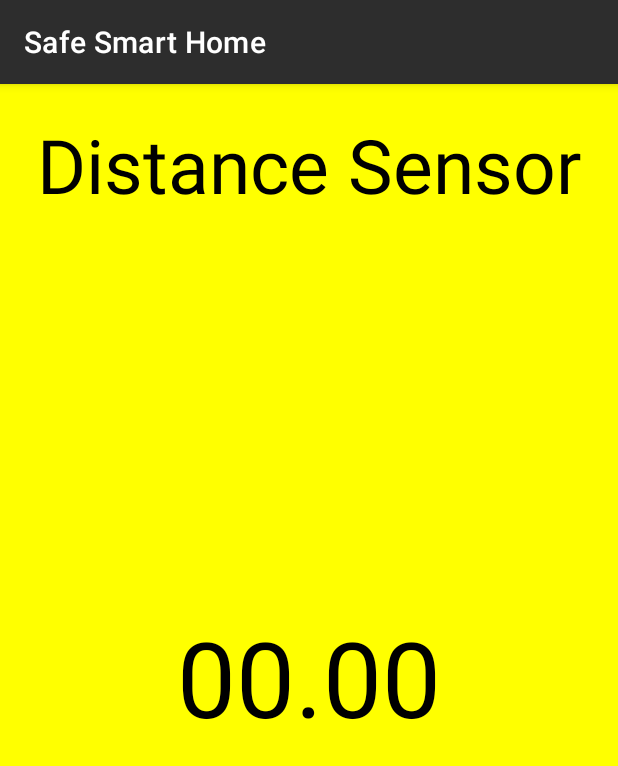
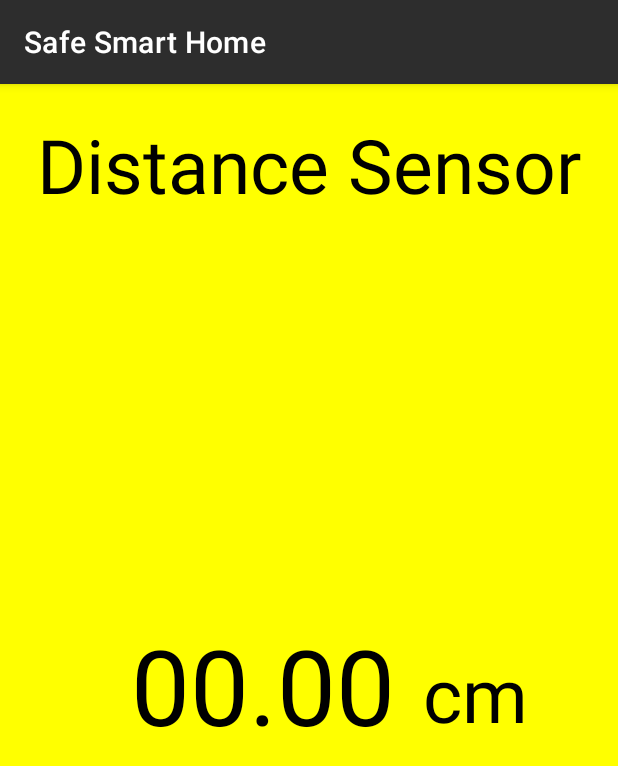
Before and after one commit to ETS-Android5/SAFESMARTHOME, an Android app: the DistanceSensor screen opened directly, with no data from a screen before it, on a phone screen of 412 x 824 dp. Shown: the top 766 px of the screen. Run offline under Robolectric (Android 15) with nearby library versions, the phone set to English and light mode, and no system bars; our stand-ins replace Firebase (no records; nobody signed in at launch, a user with empty details on screens opened directly); Roboto replaces fonts that are not available here.

Commit message:
Added units to distance, temperature, and pressure.

```diff
--- a/SMARTHOME/src/main/java/ca/team/safe/smart/home/it/safe/smart/home/ui/main/Pressure_Temp.java
+++ b/SMARTHOME/src/main/java/ca/team/safe/smart/home/it/safe/smart/home/ui/main/Pressure_Temp.java
@@ -53,7 +53,7 @@ public class Pressure_Temp  extends AppCompatActivity {
                 for(DataSnapshot postSnapshot : snapshot.getChildren()) {
                     //get value one by one in "value" variable
                   //  value=String.valueOf(postSnapshot.getValue());
-                    valu=""+String.valueOf(postSnapshot.getValue());
+                    valu=""+String.valueOf(postSnapshot.getValue())+" °C";
                    //value=value+" , Pressure = "+postSnapshot.getValue();
 
                     if (!valu.contains("null"))
@@ -101,7 +101,7 @@ public class Pressure_Temp  extends AppCompatActivity {
                 for(DataSnapshot postSnapshot : snapshot.getChildren()) {
                     //get value one by one in "value" variable
                     //  value=String.valueOf(postSnapshot.getValue());
-                    value=""+String.valueOf(postSnapshot.getValue());
+                    value=""+String.valueOf(postSnapshot.getValue())+" hPa";
                    // value=value+" , Pressure = "+postSnapshot.getValue();
 
                     if (!value.contains("null"))
--- a/SMARTHOME/src/main/res/layout/activity_distance_sensor.xml
+++ b/SMARTHOME/src/main/res/layout/activity_distance_sensor.xml
@@ -14,13 +14,14 @@
         android:layout_width="wrap_content"
         android:layout_height="wrap_content"
         android:text="00.00"
+        android:textColor="@color/black"
         android:textSize="70dp"
-        android:textColor="@color/black"
         app:layout_constraintBottom_toBottomOf="parent"
         app:layout_constraintEnd_toEndOf="parent"
+        app:layout_constraintHorizontal_bias="0.344"
         app:layout_constraintStart_toStartOf="parent"
         app:layout_constraintTop_toTopOf="parent"
-        app:layout_constraintVertical_bias="0.518" />
+        app:layout_constraintVertical_bias="0.526" />
 
     <LinearLayout
         android:layout_width="match_parent"
@@ -49,4 +50,18 @@
         app:layout_constraintEnd_toEndOf="parent"
         app:layout_constraintStart_toStartOf="parent"
         app:layout_constraintTop_toTopOf="parent" />
+
+    <TextView
+        android:id="@+id/textView9"
+        android:layout_width="110dp"
+        android:layout_height="75dp"
+        android:text="cm"
+        android:textColor="@color/black"
+        android:textSize="50dp"
+        app:layout_constraintBottom_toBottomOf="parent"
+        app:layout_constraintEnd_toEndOf="parent"
+        app:layout_constraintHorizontal_bias="1.0"
+        app:layout_constraintStart_toStartOf="parent"
+        app:layout_constraintTop_toTopOf="parent"
+        app:layout_constraintVertical_bias="0.54" />
 </androidx.constraintlayout.widget.ConstraintLayout>
```
Also changed, not shown: SMARTHOME/src/main/res/layout/activity_pressure_temp.xml (+5 -5 lines), 10 other files.
